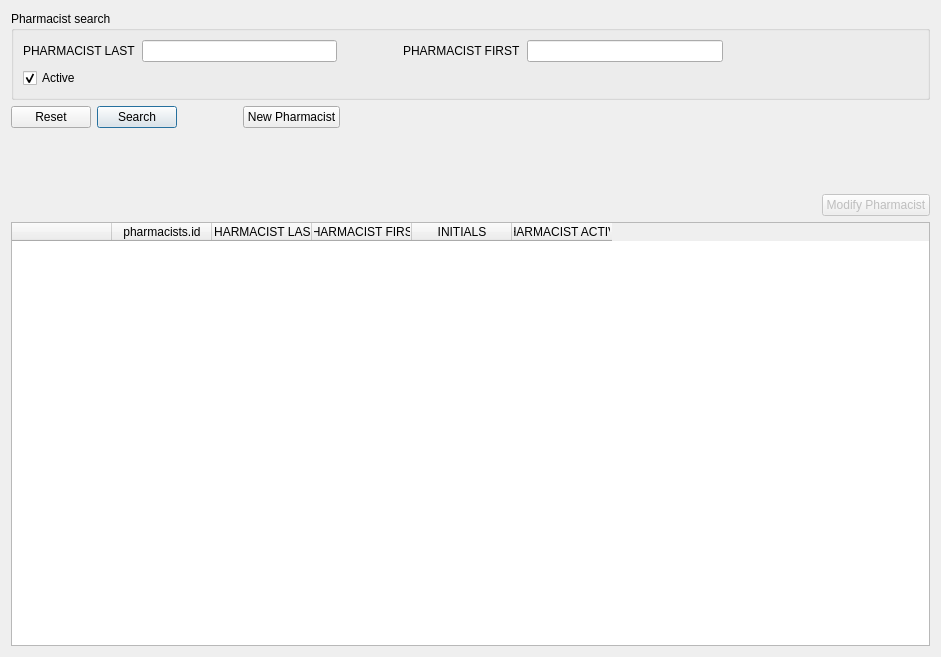
The window that core/pharmacistframe.ui (kyledevans/Medicine-Track) describes before a commit, drawn with Qt 5.
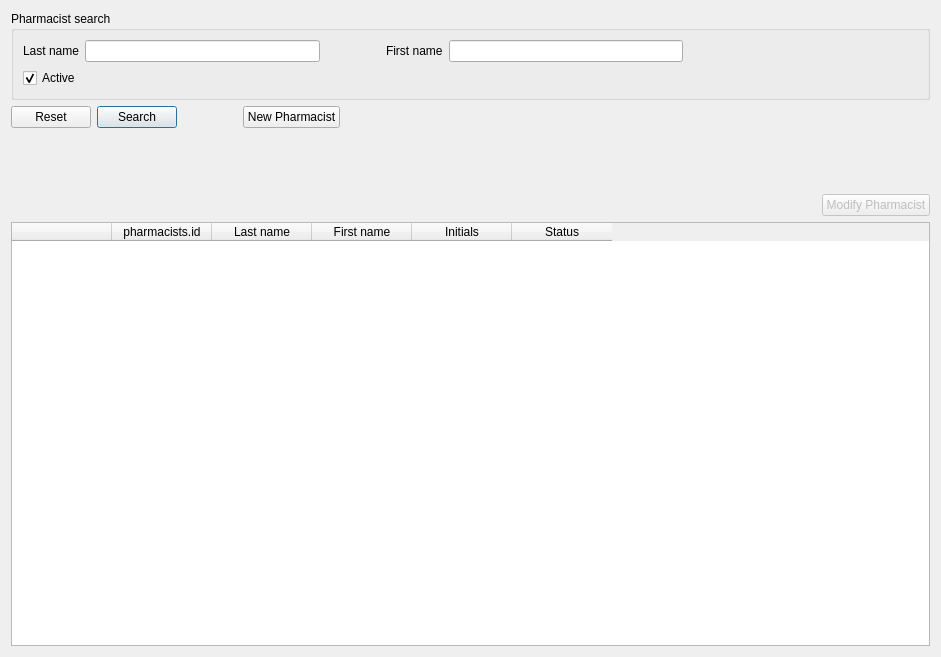
The same window after the commit. Custom widgets are drawn as their Qt base class.

The edit to the form file:
```diff
--- a/core/pharmacistframe.ui
+++ b/core/pharmacistframe.ui
@@ -31,7 +31,7 @@
            <string comment="PHARMACIST LAST SEARCH TOOLTIP">PHARMACIST LAST</string>
           </property>
           <property name="text">
-           <string comment="PHARMACIST LAST SEARCH LABEL">PHARMACIST LAST</string>
+           <string notr="true">Last name</string>
           </property>
          </widget>
         </item>
@@ -64,7 +64,7 @@
            <string comment="PHARMACIST FIRST SEARCH LABEL">PHARMACIST FIRST</string>
           </property>
           <property name="text">
-           <string comment="PHARMACIST FIRST SEARCH LABEL">PHARMACIST FIRST</string>
+           <string notr="true">First name</string>
           </property>
          </widget>
         </item>
@@ -258,7 +258,7 @@
      </column>
      <column>
       <property name="text">
-       <string comment="PHARMACIST LAST DISPLAY LABEL">PHARMACIST LAST</string>
+       <string notr="true">Last name</string>
       </property>
       <property name="toolTip">
        <string comment="PHARMACIST LAST DISPLAY TOOLTIP">PHARMACIST LAST</string>
@@ -266,7 +266,7 @@
      </column>
      <column>
       <property name="text">
-       <string comment="PHARMACIST FIRST DISPLAY LABEL">PHARMACIST FIRST</string>
+       <string notr="true">First name</string>
       </property>
       <property name="toolTip">
        <string comment="PHARMACIST FIRST DISPLAY TOOLTIP">PHARMACIST FIRST</string>
@@ -274,7 +274,7 @@
      </column>
      <column>
       <property name="text">
-       <string comment="INITIALS DISPLAY LABEL">INITIALS</string>
+       <string notr="true">Initials</string>
       </property>
       <property name="toolTip">
        <string comment="INITIALS DISPLAY TOOLTIP">INITIALS</string>
@@ -282,7 +282,7 @@
      </column>
      <column>
       <property name="text">
-       <string comment="PHARMACIST ACTIVE DISPLAY LABEL">PHARMACIST ACTIVE</string>
+       <string notr="true">Status</string>
       </property>
       <property name="toolTip">
        <string comment="PHARMACIST ACTIVE DISPLAY TOOLTIP">PHARMACIST ACTIVE</string>
```
Left out of the diff: 16 changed lines with no effect on the pictures.
